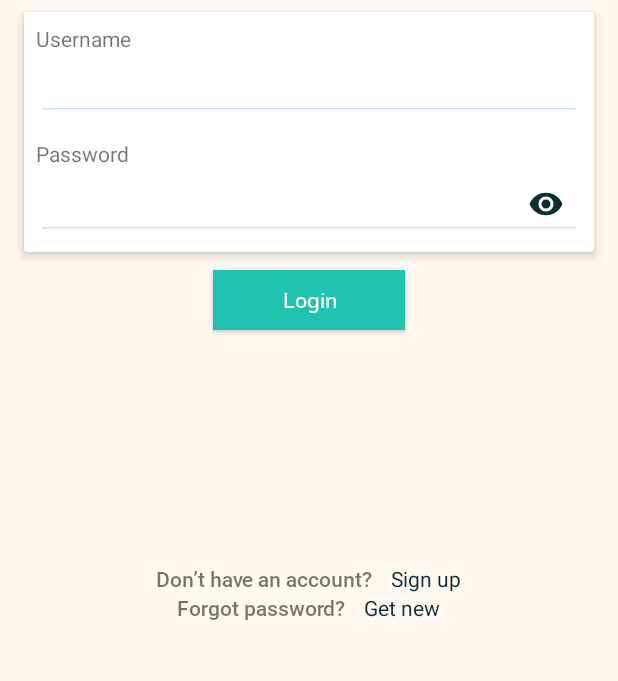
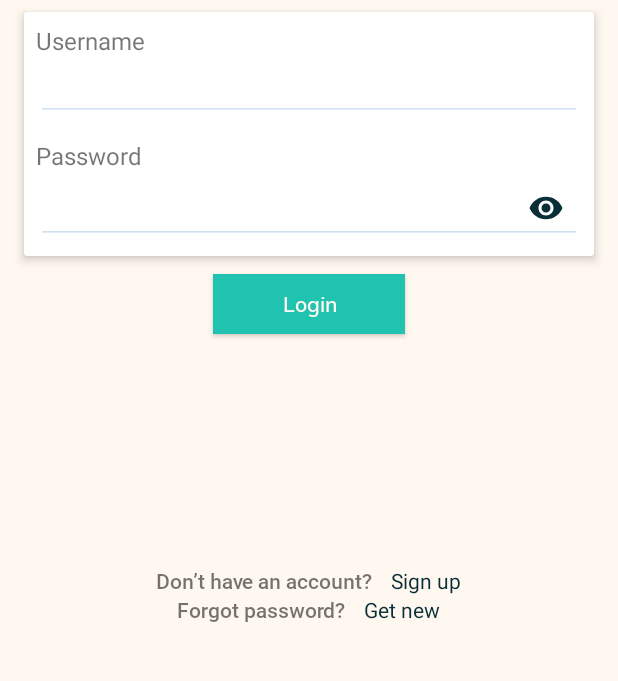
Before and after one commit to saliktariq/Smart-Manager, an Android app: the screen it shows after launch (MainActivity), on a phone screen of 412 x 824 dp, the part 393-1074 px from its top. Run offline under Robolectric (Android 15) with nearby library versions, the phone set to English and light mode, and no system bars.

Commit message:
Update login_fragment.xml

```diff
--- a/app/src/main/res/layout/login_fragment.xml
+++ b/app/src/main/res/layout/login_fragment.xml
@@ -83,6 +83,7 @@
                         android:layout_width="match_parent"
                         android:layout_height="wrap_content"
                         android:text="@string/username"
+                        android:textSize="@dimen/largeFont"
                         android:textAlignment="viewStart" />
 
                     <com.google.android.material.textfield.TextInputLayout
@@ -94,6 +95,7 @@
                             android:id="@+id/username"
                             android:layout_width="match_parent"
                             android:layout_height="wrap_content"
+                            android:textSize="@dimen/largeFont"
                             android:backgroundTint="#CFE1F3"
                             android:maxLines="1"
                             android:textAlignment="viewStart" />
@@ -102,6 +104,7 @@
                     <TextView
                         android:layout_width="match_parent"
                         android:layout_height="wrap_content"
+                        android:textSize="@dimen/largeFont"
                         android:layout_marginTop="@dimen/largeMargin"
                         android:text="@string/password"
                         android:textAlignment="viewStart" />
@@ -118,6 +121,7 @@
                             android:layout_width="match_parent"
                             android:layout_height="wrap_content"
                             android:backgroundTint="#CFE1F3"
+                            android:textSize="@dimen/largeFont"
                             android:inputType="textPassword"
                             android:maxLines="1"
                             android:textAlignment="viewStart" />
```
